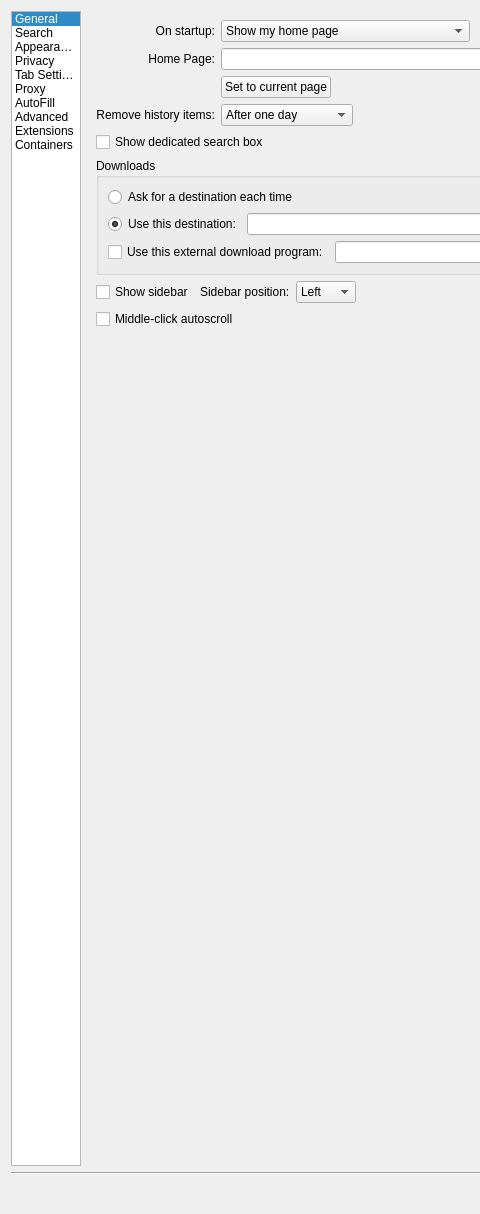
This is src/settings.ui in IT-Space-2026/arktos as Qt 5 draws it before an edit; both pictures show x 0 to 480 and y 0 to 1214 of the 771 by 1214 pixel window. The edited form follows.
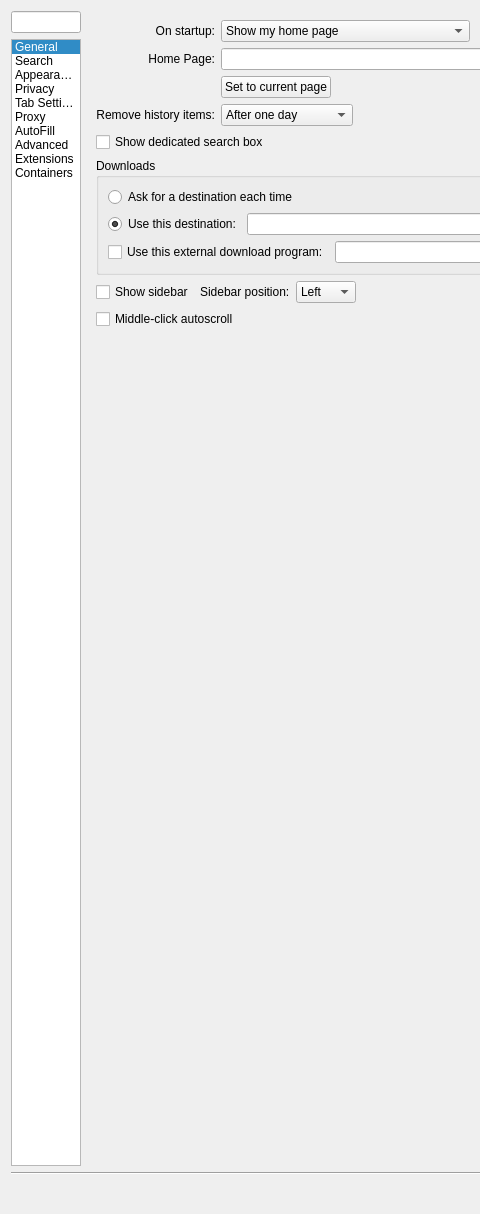
This is the edited form. Custom widgets are drawn as their Qt base class.

Commit message: PREFUI03: Preferences settings search — filter field on the sidebar

What changed in the file:
```diff
--- a/src/settings.ui
+++ b/src/settings.ui
@@ -43,6 +43,27 @@
    <item row="0" column="0">
     <layout class="QHBoxLayout" name="pagesLayout">
      <item>
+      <layout class="QVBoxLayout" name="navLayout">
+       <item>
+        <widget class="SearchLineEdit" name="pagesFilter">
+         <property name="sizePolicy">
+          <sizepolicy hsizetype="Ignored" vsizetype="Fixed">
+           <horstretch>0</horstretch>
+           <verstretch>0</verstretch>
+          </sizepolicy>
+         </property>
+         <property name="toolTip">
+          <string>Filter settings pages</string>
+         </property>
+         <property name="inactiveText">
+          <string>Filter settings</string>
+         </property>
+         <property name="accessibleName">
+          <string>Filter settings pages</string>
+         </property>
+        </widget>
+       </item>
+       <item>
       <widget class="QListWidget" name="pagesList">
        <property name="accessibleName">
         <string>Settings sections</string>
@@ -107,6 +128,8 @@
         </property>
        </item>
       </widget>
+       </item>
+      </layout>
      </item>
      <item>
       <widget class="QStackedWidget" name="tabWidget">
@@ -2981,6 +3004,13 @@
    </item>
   </layout>
  </widget>
+ <customwidgets>
+  <customwidget>
+   <class>SearchLineEdit</class>
+   <extends>QLineEdit</extends>
+   <header>searchlineedit.h</header>
+  </customwidget>
+ </customwidgets>
  <tabstops>
   <tabstop>pagesList</tabstop>
   <tabstop>startupBehavior</tabstop>
```
Left out of the diff: 1 changed line with no effect on the pictures. The commit also changes 8 other files.
